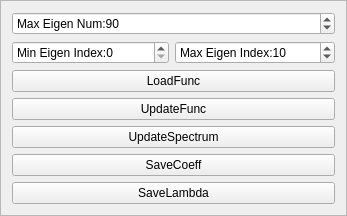
Old version of the form Dev/ExpIA/spectrum.ui in the repository samhu1989/DevBundle.
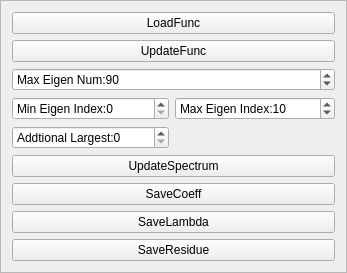
New version of the form.

What changed in the file:
```diff
--- a/Dev/ExpIA/spectrum.ui
+++ b/Dev/ExpIA/spectrum.ui
@@ -7,7 +7,7 @@
     <x>0</x>
     <y>0</y>
     <width>346</width>
-    <height>211</height>
+    <height>240</height>
    </rect>
   </property>
   <property name="sizePolicy">
@@ -29,7 +29,14 @@
    <enum>QFrame::Raised</enum>
   </property>
   <layout class="QGridLayout" name="gridLayout_2">
-   <item row="1" column="1">
+   <item row="9" column="0" colspan="2">
+    <widget class="QPushButton" name="SaveResidue">
+     <property name="text">
+      <string>SaveResidue</string>
+     </property>
+    </widget>
+   </item>
+   <item row="3" column="1">
     <widget class="QSpinBox" name="MaxEigIndex">
      <property name="prefix">
       <string>Max Eigen Index:</string>
@@ -45,7 +52,7 @@
      </property>
     </widget>
    </item>
-   <item row="0" column="0" colspan="2">
+   <item row="2" column="0" colspan="2">
     <widget class="QSpinBox" name="EigNum">
      <property name="prefix">
       <string>Max Eigen Num:</string>
@@ -61,7 +68,7 @@
      </property>
     </widget>
    </item>
-   <item row="1" column="0">
+   <item row="3" column="0">
     <widget class="QSpinBox" name="MinEigIndex">
      <property name="prefix">
       <string>Min Eigen Index:</string>
@@ -71,44 +78,60 @@
      </property>
     </widget>
    </item>
-   <item row="4" column="0" colspan="2">
-    <widget class="QPushButton" name="UpdateFunc">
-     <property name="text">
-      <string>UpdateFunc</string>
-     </property>
-    </widget>
-   </item>
-   <item row="2" column="0" colspan="2">
-    <widget class="QPushButton" name="LoadFunc">
-     <property name="contextMenuPolicy">
-      <enum>Qt::DefaultContextMenu</enum>
-     </property>
-     <property name="text">
-      <string>LoadFunc</string>
-     </property>
-    </widget>
-   </item>
-   <item row="5" column="0" colspan="2">
+   <item row="6" column="0" colspan="2">
     <widget class="QPushButton" name="UpdateSpec">
      <property name="text">
       <string>UpdateSpectrum</string>
      </property>
     </widget>
    </item>
-   <item row="6" column="0" colspan="2">
+   <item row="7" column="0" colspan="2">
     <widget class="QPushButton" name="SaveCoeff">
      <property name="text">
       <string>SaveCoeff</string>
      </property>
     </widget>
    </item>
-   <item row="7" column="0" colspan="2">
+   <item row="8" column="0" colspan="2">
     <widget class="QPushButton" name="SaveLambda">
      <property name="text">
       <string>SaveLambda</string>
      </property>
     </widget>
    </item>
+   <item row="1" column="0" colspan="2">
+    <widget class="QPushButton" name="UpdateFunc">
+     <property name="text">
+      <string>UpdateFunc</string>
+     </property>
+    </widget>
+   </item>
+   <item row="0" column="0" colspan="2">
+    <widget class="QPushButton" name="LoadFunc">
+     <property name="contextMenuPolicy">
+      <enum>Qt::DefaultContextMenu</enum>
+     </property>
+     <property name="text">
+      <string>LoadFunc</string>
+     </property>
+    </widget>
+   </item>
+   <item row="4" column="0">
+    <widget class="QSpinBox" name="Additional">
+     <property name="suffix">
+      <string/>
+     </property>
+     <property name="prefix">
+      <string>Addtional Largest:</string>
+     </property>
+     <property name="minimum">
+      <number>0</number>
+     </property>
+     <property name="value">
+      <number>0</number>
+     </property>
+    </widget>
+   </item>
   </layout>
  </widget>
  <resources/>
```
